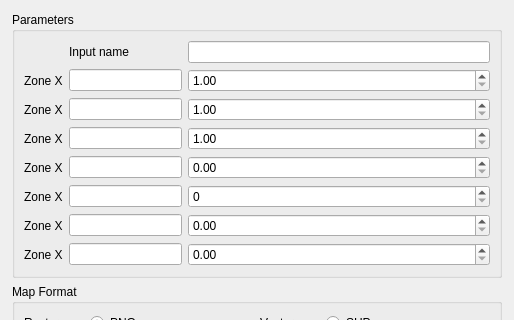
Qt form geosys/ui/templates/geosys_dockwidget_base.ui (osundwajeff/qgis-plugin) before a commit; both pictures show x 0 to 514 and y 0 to 320 of the 514 by 932 pixel window.
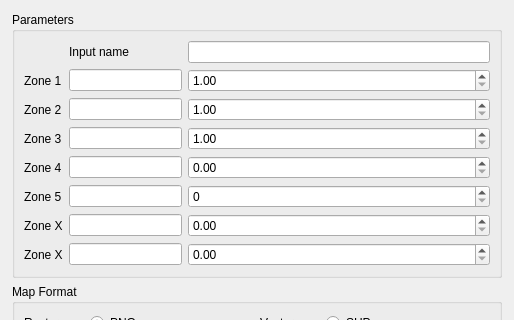
The same form after that commit. The open tabs and pages were chosen to show the change.

```diff
--- a/geosys/ui/templates/geosys_dockwidget_base.ui
+++ b/geosys/ui/templates/geosys_dockwidget_base.ui
@@ -853,7 +853,7 @@
               </size>
              </property>
              <property name="text">
-              <string>Zone X</string>
+              <string>Zone 2</string>
              </property>
             </widget>
            </item>
@@ -898,14 +898,14 @@
               </size>
              </property>
              <property name="text">
-              <string>Zone X</string>
+              <string>Zone 1</string>
              </property>
             </widget>
            </item>
            <item row="4" column="0">
             <widget class="QLabel" name="zone_x_4">
              <property name="text">
-              <string>Zone X</string>
+              <string>Zone 4</string>
              </property>
             </widget>
            </item>
@@ -951,7 +951,7 @@
            <item row="3" column="0">
             <widget class="QLabel" name="zone_x_3">
              <property name="text">
-              <string>Zone X</string>
+              <string>Zone 3</string>
              </property>
             </widget>
            </item>
@@ -965,7 +965,7 @@
            <item row="5" column="0">
             <widget class="QLabel" name="zone_x_5">
              <property name="text">
-              <string>Zone X</string>
+              <string>Zone 5</string>
              </property>
             </widget>
            </item>
```
Left out of the diff: 14 changed lines with no effect on the pictures.
